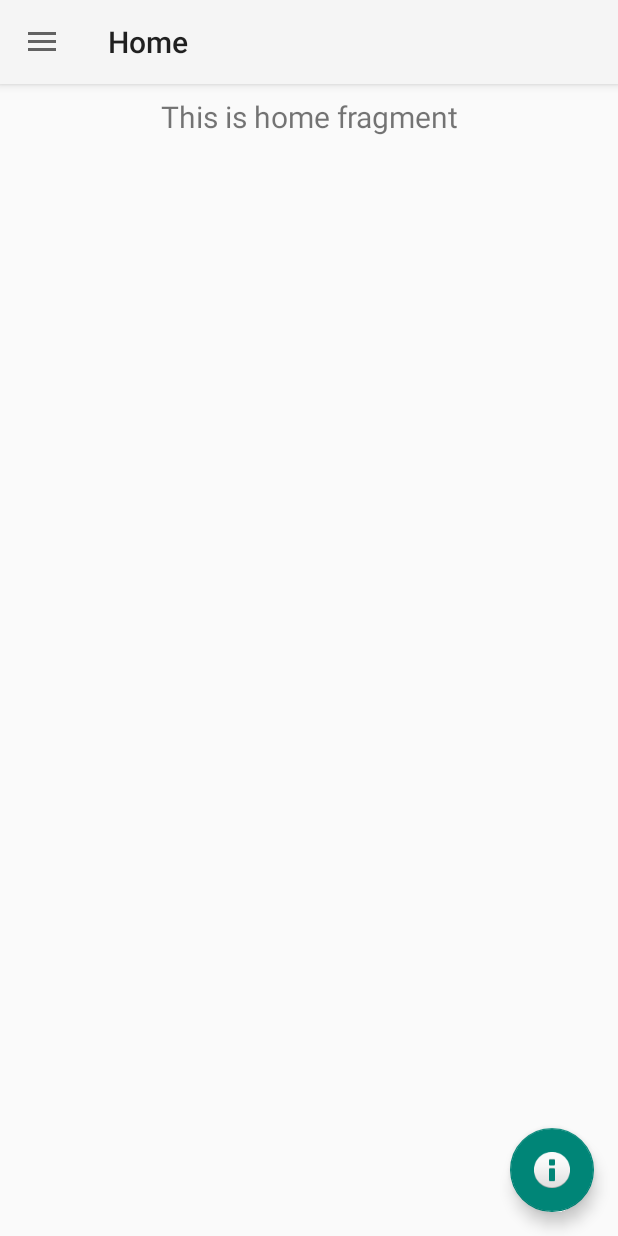
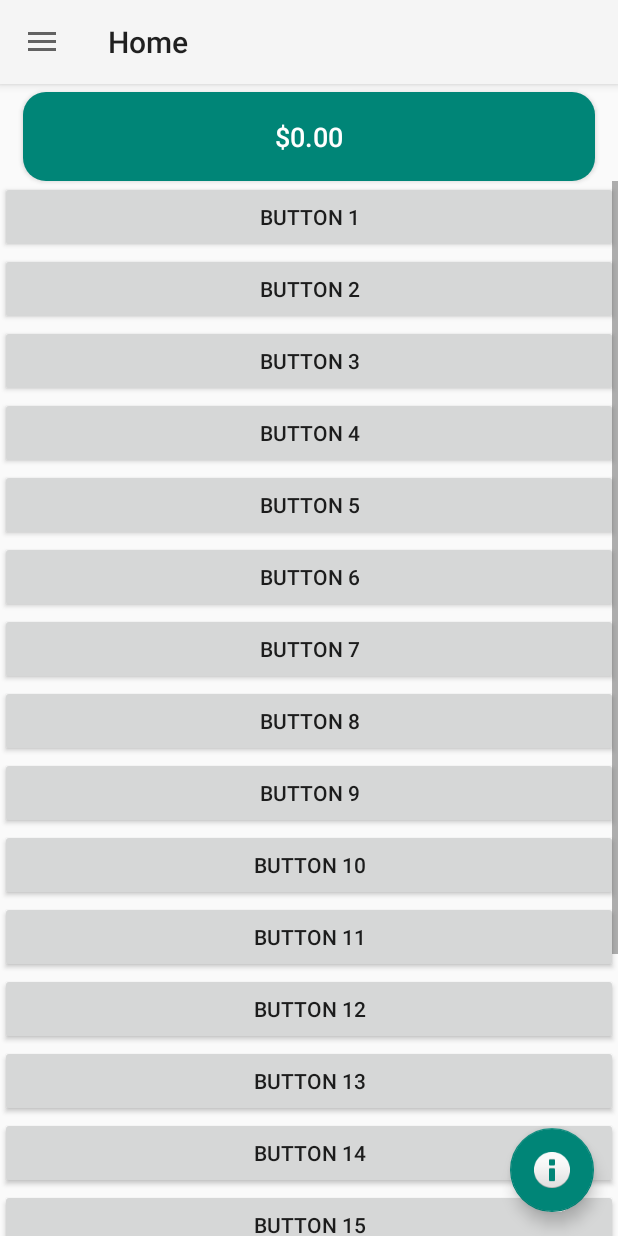
Before and after one commit to Endalksisay/lex_app, an Android app: the HomeActivity screen opened directly, with no data from a screen before it, on a phone screen of 412 x 824 dp. Run offline under Robolectric (Android 15) with nearby library versions, the phone set to English and light mode, and no system bars; our stand-ins replace navigation-ui.

Commit message:
Added content to home page. New button showing current currency (currency not working yet) and buttons that will hold individual companies (not yet implemented).

```diff
--- a/app/src/main/java/blockchain/example/lex/HomeActivity.java
+++ b/app/src/main/java/blockchain/example/lex/HomeActivity.java
@@ -21,18 +21,51 @@ import androidx.appcompat.widget.Toolbar;
 
 import android.view.Menu;
 import android.view.MenuItem;
+import android.widget.Button;
+import android.widget.LinearLayout;
+import android.widget.Toast;
+
+import java.util.ArrayList;
+import java.util.Locale;
 
 
 public class HomeActivity extends AppCompatActivity {
 
     private AppBarConfiguration mAppBarConfiguration;
+    private double currentCurrency = 0;
+    private Button currencyButton;
+    private Button btn1;
+    private ArrayList<Button> companyButtons = new ArrayList<>();
 
     @Override
     protected void onCreate(Bundle savedInstanceState) {
         super.onCreate(savedInstanceState);
         setContentView(R.layout.activity_home);
 
+        currencyButton = findViewById(R.id.currency_button);
+        String btnSetText = String.format(Locale.US, "$%.2f", currentCurrency);
+        currencyButton.setText(btnSetText);
 
+        for (int i = 1; i <= 20; i++) {
+            LinearLayout linear = findViewById(R.id.companyButtonLayout);
+            LinearLayout.LayoutParams params = new LinearLayout.LayoutParams(
+                    LinearLayout.LayoutParams.MATCH_PARENT,
+                    LinearLayout.LayoutParams.WRAP_CONTENT);
+            Button btn = new Button(this);
+            btn.setId(i);
+            final int id_ = btn.getId();
+            String btnText = "button " + id_;
+            btn.setText(btnText);
+            linear.addView(btn, params);
+            btn1 = (findViewById(id_));
+            btn1.setOnClickListener(new View.OnClickListener() {
+                public void onClick(View view) {
+                    Toast.makeText(view.getContext(),
+                            "Button clicked index = " + id_, Toast.LENGTH_SHORT)
+                            .show();
+                }
+            });
+        }
         Toolbar toolbar = findViewById(R.id.toolbar);
 
         toolbar.setTitle("Home");
--- a/app/src/main/res/layout/content_home.xml
+++ b/app/src/main/res/layout/content_home.xml
@@ -21,7 +21,40 @@
             app:navGraph="@navigation/mobile_navigation" />
 
 
+        <LinearLayout
+            android:layout_width="match_parent"
+            android:layout_height="match_parent"
+            android:orientation="vertical">
 
+        <Button
+            android:id="@+id/currency_button"
+            android:layout_width="fill_parent"
+            android:layout_height="wrap_content"
+            android:layout_marginLeft="15dp"
+            android:layout_marginTop="5dp"
+            android:layout_marginRight="15dp"
+            android:background="@drawable/buttons"
+            android:padding="17dp"
+            android:textAllCaps="false"
+            android:textColor="@android:color/white"
+            android:textSize="18sp"
+            />
+
+        <ScrollView
+            android:layout_width="match_parent"
+            android:layout_height="match_parent">
+
+
+                <LinearLayout
+                    android:id="@+id/companyButtonLayout"
+                    android:layout_width="match_parent"
+                    android:layout_height="wrap_content"
+                    android:orientation="vertical">
+
+
+                </LinearLayout>
+        </ScrollView>
+        </LinearLayout>
 
 
 
--- a/app/src/main/res/menu/menu_home.xml
+++ b/app/src/main/res/menu/menu_home.xml
@@ -7,4 +7,5 @@
         android:orderInCategory="100"
         android:title="@string/action_settings"
         app:showAsAction="never" />
+    <group android:orderInCategory="101" />
 </menu>
```
